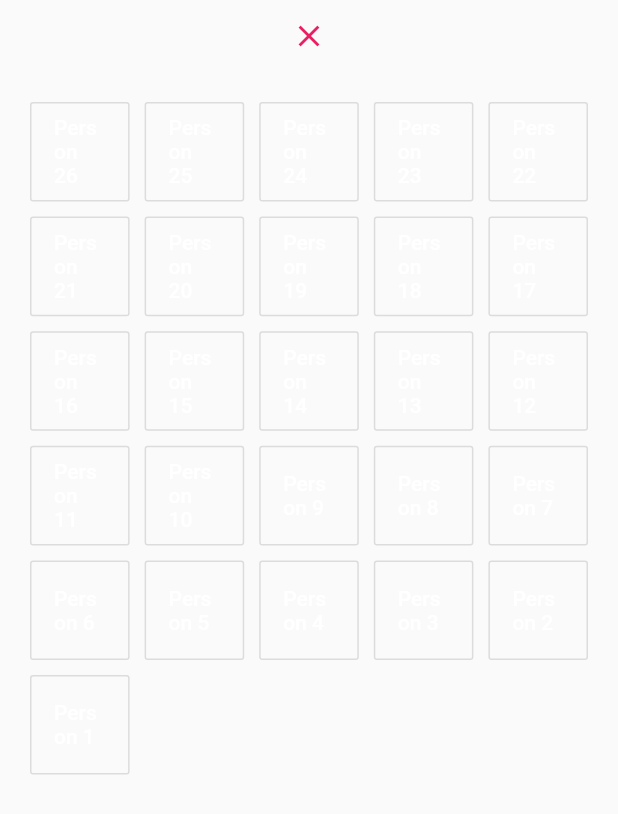
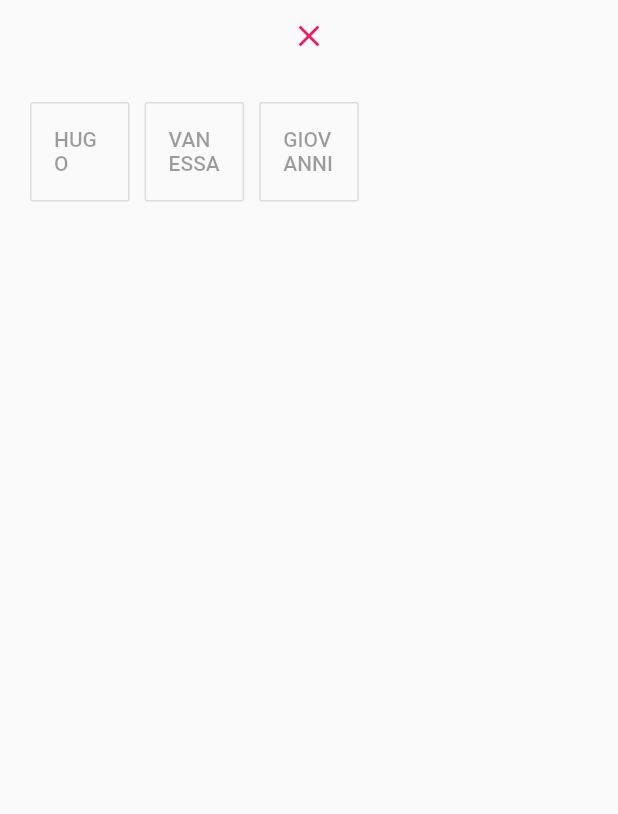
Before and after one commit to SeemannMx/pandp, a Flutter app: the Personas widget shown alone on an empty page, opened directly, on a phone screen of 412 x 824 dp. Shown: the top 814 px of the screen. Run offline on Flutter 3.47's test engine with Material 2 defaults, Android fonts, the phone set to English and light mode, and no system bars; our stand-ins replace flutter_markdown, google_fonts; Roboto replaces fonts that are missing (Abel).

Commit message:
added persons string extention

```diff
--- /dev/null
+++ b/lib/extentions.dart
@@ -0,0 +1,6 @@
+extension CutName on String {
+
+  String cutName() {
+    return this.replaceAll('PERSON.', '');
+  }
+}
--- a/lib/main.dart
+++ b/lib/main.dart
@@ -18,7 +18,7 @@ class PandP extends StatelessWidget {
       ChangeNotifierProvider(create: (_) => LiveClockProvider()),
       ChangeNotifierProvider(create: (_) => CustomImageProvider()),
       ChangeNotifierProvider(create: (_) => WidgetProvider()),
-      ChangeNotifierProvider(create: (_) => GridProvider()),
+      ChangeNotifierProvider(create: (_) => PersonProvider()),
     ], child: MaterialApp(title: 'PandP', home: Home()));
   }
 }
--- a/lib/provider/provider_grid.dart
+++ b/lib/provider/provider_grid.dart
@@ -5,26 +5,62 @@ import 'dart:developer' as dev;
 import 'package:google_fonts/google_fonts.dart';
 import 'package:pandp/provider/provider_widget.dart';
 import 'package:provider/provider.dart';
+import 'package:pandp/extentions.dart';
 
-class GridProvider extends ChangeNotifier {
+enum PERSON {
+  HUGO,
+  VANESSA,
+  GIOVANNI
+}
+
+class Person {
+
+  PERSON name;
+  VoidCallback callback;
+
+}
+
+class PersonProvider extends ChangeNotifier {
 
   List <Widget> personas = [];
-  Widget widget;
-  int counter = 26;
+  Person person = Person();
 
-  GridProvider() {
-    while(counter > 0) {
-      widget = OutlineButton(
+  PersonProvider() {
+    _addPersons();
+
+    notifyListeners();
+  }
+
+  _addPersons(){
+    PERSON.values.forEach((p) {
+      person.name = p;
+      person.callback = null;
+      personas.add(_getButton(person));
+    });
+  }
+
+  _getButton(Person person) {
+    return OutlineButton(
+        child: Text(person.name.toString().cutName()),
         hoverColor: Colors.teal,
-        onPressed: () { dev.log('person $counter', name: this.runtimeType.toString()); },
-        child: Text('Person $counter',
-            style: GoogleFonts.abel(
-                color: Colors.white,
-            )
-        ),
-      );
-      personas.add(widget);
-      counter--;
+        onPressed: person.callback,
+    );
+  }
+
+  _show(PERSON person) {
+    switch(person) {
+      case PERSON.HUGO: {
+
+        }
+        break;
+      case PERSON.VANESSA: {
+
+      }
+      break;
+      case PERSON.GIOVANNI: {
+
+      }
+      break;
     }
   }
 }
--- a/lib/provider/provider_widget.dart
+++ b/lib/provider/provider_widget.dart
@@ -87,6 +87,7 @@ class WidgetProvider extends ChangeNotifier {
       break;
     }
 
+
     notifyListeners();
   }
 
--- a/lib/widgets/personas.dart
+++ b/lib/widgets/personas.dart
@@ -31,7 +31,7 @@ class Personas extends StatelessWidget {
                 crossAxisSpacing: 10,
                 mainAxisSpacing: 10,
                 crossAxisCount: 5,
-                children: Provider.of<GridProvider>(context, listen: false).personas,
+                children: Provider.of<PersonProvider>(context, listen: false).personas,
               )
           ),
         ),
```
